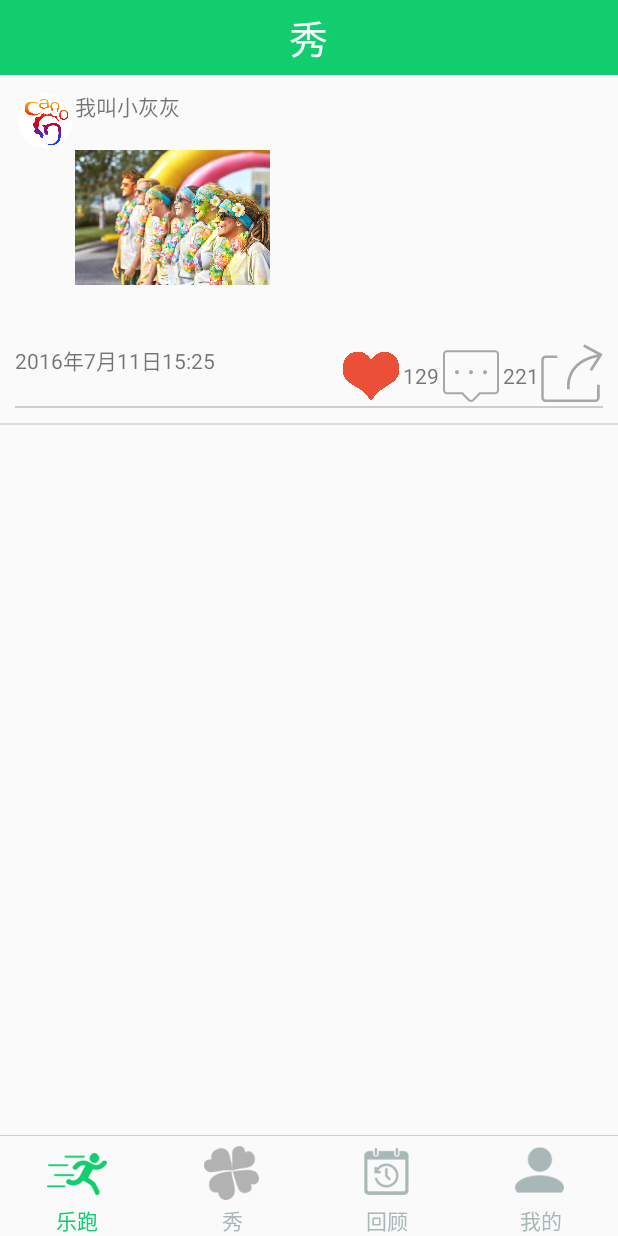
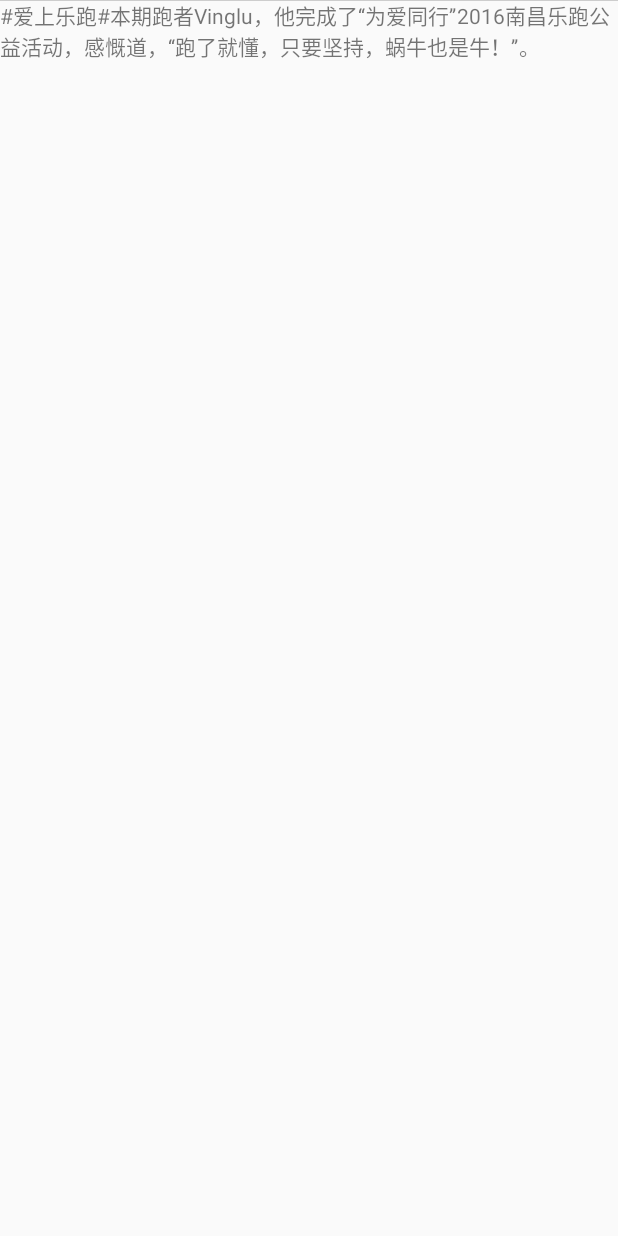
Before and after one commit to atenklsy/ColorRun, an Android app: the fragment showFragment placed in its activity, after a tap on "我叫小灰灰", on a phone screen of 412 x 824 dp. Run offline under Robolectric (Android 15) with nearby library versions, the phone set to English and light mode, and no system bars.

Commit message:
修改秀模块的图片设置

```diff
--- a/app/src/main/java/com/mengshitech/colorrun/adapter/LeRunListViewAdapter.java
+++ b/app/src/main/java/com/mengshitech/colorrun/adapter/LeRunListViewAdapter.java
@@ -47,7 +47,7 @@ public class LeRunListViewAdapter extends BaseAdapter {
 		LeRunEntity mLeRunEntity = getItem(position);
 		ViewHolder holder = null;
 		if (convertView == null) {
-			convertView = View.inflate(mActivity, R.layout.item_lerunlistview,
+			convertView = View.inflate(mActivity, R.layout.item_lerun_listview,
 					null);
 			holder = new ViewHolder();
 			holder.ivLeRunBackground = (ImageView) convertView
--- a/app/src/main/java/com/mengshitech/colorrun/adapter/ShowAdapter.java
+++ b/app/src/main/java/com/mengshitech/colorrun/adapter/ShowAdapter.java
@@ -1,6 +1,8 @@
 package com.mengshitech.colorrun.adapter;
 
 import android.app.Activity;
+import android.os.Bundle;
+import android.support.v4.app.FragmentManager;
 import android.view.View;
 import android.view.ViewGroup;
 import android.widget.AdapterView;
@@ -11,20 +13,24 @@ import android.widget.TextView;
 
 import com.mengshitech.colorrun.R;
 import com.mengshitech.colorrun.bean.ShowEntity;
+import com.mengshitech.colorrun.fragment.show.showDetailFragment;
 import com.mengshitech.colorrun.utils.Utility;
 
 import java.util.List;
 
-public class ShowAdapter extends BaseAdapter implements AdapterView.OnItemClickListener{
+public class ShowAdapter extends BaseAdapter implements AdapterView.OnItemClickListener {
+    FragmentManager fm;
+    ShowEntity mShowEntity;
     private List<ShowEntity> mShowList;
     private ListView mListView;
     private Activity mActivity;
 
     public ShowAdapter(Activity activity, List<ShowEntity> showList,
-                       ListView listView) {
+                       ListView listView, FragmentManager fm) {
         mActivity = activity;
         mShowList = showList;
         mListView = listView;
+        this.fm = fm;
     }
 
     @Override
@@ -44,7 +50,7 @@ public class ShowAdapter extends BaseAdapter implements AdapterView.OnItemClickL
 
     @Override
     public View getView(int position, View convertView, ViewGroup parent) {
-        ShowEntity mShowEntity = getItem(position);
+        mShowEntity = getItem(position);
         // 上面是该了getItem的方法，让她返回一个HistoryEntity类型的对象
         // HistoryEntity mHistoryEntity = mHistotyList.get(position);
         ViewHolder holder = null;
@@ -64,6 +70,7 @@ public class ShowAdapter extends BaseAdapter implements AdapterView.OnItemClickL
                     .findViewById(R.id.tvSendTime);
             holder.tvShow_Heart = (TextView) convertView
                     .findViewById(R.id.tvShow_Heart);
+
             holder.tvShow_Comment = (TextView) convertView
                     .findViewById(R.id.tvShow_Comment);
             holder.tvShow_Share = (TextView) convertView
@@ -80,13 +87,23 @@ public class ShowAdapter extends BaseAdapter implements AdapterView.OnItemClickL
         holder.tvShow_Heart.setText(mShowEntity.getTvShow_Heart());
         holder.tvShow_Comment.setText(mShowEntity.getTvShow_Comment());
         holder.tvShow_Share.setText(mShowEntity.getTvShow_Share());
+        /**
+         * 改变drawable的大小
+         */
+        Utility.changeDrawable(holder.tvShow_Heart, R.mipmap.show_heart, 0);
+        Utility.changeDrawable(holder.tvShow_Comment, R.mipmap.show_comment, 0);
+        Utility.changeDrawable(holder.tvShow_Share, R.mipmap.show_share, 0);
         mListView.setOnItemClickListener(this);
         return convertView;
     }
 
     @Override
     public void onItemClick(AdapterView<?> parent, View view, int position, long id) {
-//        Utility.replaceFragment();
+        showDetailFragment mShowDetailFragment = new showDetailFragment();
+        Bundle args = new Bundle();
+        args.putSerializable("mShowEntity", mShowEntity);
+        mShowDetailFragment.setArguments(args);
+        Utility.replace2DetailFragment(fm, mShowDetailFragment);
     }
 
     class ViewHolder {
--- /dev/null
+++ b/app/src/main/java/com/mengshitech/colorrun/fragment/show/showDetailFragment.java
@@ -0,0 +1,37 @@
+package com.mengshitech.colorrun.fragment.show;
+
+import android.util.Log;
+import android.view.View;
+import android.widget.TextView;
+
+import com.mengshitech.colorrun.R;
+import com.mengshitech.colorrun.bean.ShowEntity;
+import com.mengshitech.colorrun.fragment.BaseFragment;
+
+/**
+ * Created by atenklsy on 2016/7/14 22:03.
+ * E-address:atenk@qq.com.
+ */
+public class showDetailFragment extends BaseFragment {
+    View showDetailView;
+    TextView tvContent;
+
+    @Override
+    public View initView() {
+        showDetailView = View.inflate(getActivity(), R.layout.fragment_showdetail, null);
+        findById();
+        initDatas();
+        return showDetailView;
+    }
+
+
+    private void findById() {
+        tvContent = (TextView) showDetailView.findViewById(R.id.tvContent);
+    }
+
+    private void initDatas() {
+        ShowEntity mShowEntity = (ShowEntity) getArguments().getSerializable("mShowEntity");
+        Log.d("atenklsy","mShowEntity的数据"+mShowEntity.getTvShow_UserName());
+        tvContent.setText(mShowEntity.getTvWordContent());
+    }
+}
--- a/app/src/main/java/com/mengshitech/colorrun/fragment/show/showFragment.java
+++ b/app/src/main/java/com/mengshitech/colorrun/fragment/show/showFragment.java
@@ -4,6 +4,7 @@ package com.mengshitech.colorrun.fragment.show;
 import android.app.Activity;
 import android.os.Bundle;
 import android.support.v4.app.Fragment;
+import android.support.v4.app.FragmentManager;
 import android.view.LayoutInflater;
 import android.view.View;
 import android.view.ViewGroup;
@@ -47,7 +48,8 @@ public class showFragment extends Fragment {
      * 加载数据
      */
     private void initDatas() {
-        lvShowContent.setAdapter(new ShowAdapter(mActivity, mShowList, lvShowContent));
+        FragmentManager fm = getActivity().getSupportFragmentManager();
+        lvShowContent.setAdapter(new ShowAdapter(mActivity, mShowList, lvShowContent,fm));
     }
 
     /**
@@ -59,7 +61,7 @@ public class showFragment extends Fragment {
         mShowEntity1.setIvUserHead(R.mipmap.image_head);
         mShowEntity1.setTvShow_UserName("我叫小灰灰");
         mShowEntity1.setIvShowPic(R.mipmap.historybackground);
-        mShowEntity1.setTvShow_Comment("#爱上乐跑#本期跑者Vinglu，他完成了“为爱同行”2016南昌乐跑公益活动，感慨道，“跑了就懂，只要坚持，蜗牛也是牛！”。");
+        mShowEntity1.setTvWordContent("#爱上乐跑#本期跑者Vinglu，他完成了“为爱同行”2016南昌乐跑公益活动，感慨道，“跑了就懂，只要坚持，蜗牛也是牛！”。");
         mShowEntity1.setTvSendTime("2016年7月11日15:25");
         mShowEntity1.setTvShow_Heart("129");
         mShowEntity1.setTvShow_Comment("221");
--- a/app/src/main/java/com/mengshitech/colorrun/utils/Utility.java
+++ b/app/src/main/java/com/mengshitech/colorrun/utils/Utility.java
@@ -1,10 +1,13 @@
 package com.mengshitech.colorrun.utils;
 
+import android.graphics.drawable.Drawable;
 import android.support.v4.app.Fragment;
 import android.support.v4.app.FragmentManager;
 import android.view.View;
+import android.widget.TextView;
 
 import com.mengshitech.colorrun.MainActivity;
+import com.mengshitech.colorrun.MyApplication;
 import com.mengshitech.colorrun.R;
 
 /**
@@ -12,6 +15,7 @@ import com.mengshitech.colorrun.R;
  * E-address:atenk@qq.com.
  */
 public class Utility {
+
     public static void replace2DetailFragment(FragmentManager fragmentManager, Fragment fragment) {
         //跳转到子fragment，需要隐藏RadioGroup
         fragmentManager.beginTransaction().replace(R.id.flMain, fragment).addToBackStack(null).commit();
@@ -26,7 +30,30 @@ public class Utility {
      */
 
     public static void replace2MainFragment(FragmentManager fragmentManager, Fragment fragment) {
-        //主页面四个fragment互相跳转，不需要隐藏RadioGrou
+        //主页面四个fragment互相跳转，不需要隐藏RadioGroup
         fragmentManager.beginTransaction().replace(R.id.flMain, fragment).addToBackStack(null).commit();
     }
+
+    public static void changeDrawable(TextView textView, int Rdrawable, int direction) {
+
+        Drawable drawable = MyApplication.getContext().getResources().getDrawable(Rdrawable);
+        drawable.setBounds(0, 0, 45, 45); //前两个参数是距上面、左边的距离。后面两个参数是drawable的宽度和高度
+        switch (direction) {
+            case 0:
+                textView.setCompoundDrawables(drawable, null, null, null);//画在左边
+                break;
+            case 1:
+                textView.setCompoundDrawables(null, drawable, null, null);//画在上边
+                break;
+            case 2:
+                textView.setCompoundDrawables(null, null, drawable, null);//画在右边
+                break;
+            case 3:
+                textView.setCompoundDrawables(null, null, null, drawable);//画在下边
+                break;
+            default:
+                break;
+        }
+
+    }
 }
--- /dev/null
+++ b/app/src/main/res/layout/fragment_showdetail.xml
@@ -0,0 +1,10 @@
+<?xml version="1.0" encoding="utf-8"?>
+<LinearLayout xmlns:android="http://schemas.android.com/apk/res/android"
+    android:orientation="vertical" android:layout_width="match_parent"
+    android:layout_height="match_parent">
+    <TextView
+        android:id="@+id/tvContent"
+        android:layout_width="wrap_content"
+        android:layout_height="wrap_content" />
+
+</LinearLayout>
--- a/app/src/main/res/layout/item_show_listview.xml
+++ b/app/src/main/res/layout/item_show_listview.xml
@@ -15,9 +15,10 @@
         android:id="@+id/tvShow_UserName"
         android:layout_width="wrap_content"
         android:layout_height="wrap_content"
-        android:layout_centerInParent="@+id/ivShow_UserHead"
-        android:layout_toRightOf="@+id/ivShow_UserHead"
-        android:text="我是卡乐跑" />
+        android:layout_marginTop="10dp"
+        android:text="@string/tvShow_username"
+        android:layout_alignParentTop="true"
+        android:layout_toEndOf="@+id/ivShow_UserHead" />
 
     <ImageView
         android:id="@+id/ivShowPic"
@@ -34,16 +35,14 @@
         android:layout_height="wrap_content"
         android:layout_below="@+id/ivShowPic"
         android:layout_marginBottom="10dp"
-        android:layout_marginTop="10dp"
-        />
+        android:text="@string/ShowWord"
+        android:layout_marginTop="10dp" />
 
     <TextView
         android:id="@+id/tvSendTime"
         android:layout_width="wrap_content"
-
         android:layout_height="wrap_content"
         android:layout_below="@+id/tvWordContent"
-
         android:text="2小时前" />
 
     <TextView
@@ -61,6 +60,7 @@
         android:layout_width="wrap_content"
         android:layout_height="wrap_content"
         android:layout_below="@+id/tvWordContent"
+        android:layout_marginLeft="5dp"
         android:layout_toLeftOf="@+id/tvShow_Share"
         android:drawableLeft="@mipmap/show_comment"
         android:gravity="center"
@@ -71,15 +71,17 @@
         android:layout_width="wrap_content"
         android:layout_height="wrap_content"
         android:layout_alignParentRight="true"
+        android:layout_marginLeft="5dp"
         android:layout_below="@+id/tvWordContent"
         android:drawableLeft="@mipmap/show_share"
         android:gravity="center" />
 
-    <View
-        android:layout_width="match_parent"
-        android:layout_height="1dp"
-        android:layout_alignParentBottom="true"
-        android:background="@color/ViewLine" />
+    <!--<View-->
+        <!--android:layout_width="match_parent"-->
+        <!--android:layout_height="1dp"-->
+        <!--android:layout_alignParentBottom="true"-->
+        <!--android:layout_marginTop="5dp"-->
+        <!--android:background="@color/ViewLine" />-->
 
 
 </RelativeLayout>
--- a/app/src/main/res/values/strings.xml
+++ b/app/src/main/res/values/strings.xml
@@ -1,4 +1,5 @@
 <resources>
     <string name="app_name">ColorRun</string>
     <string name="ShowWord">"#爱上乐跑#本期跑者Vinglu，他完成了“为爱同行”2016南昌乐跑公益活动，感慨道，“跑了就懂，只要坚持，蜗牛也是牛！”。"</string>
+    <string name="tvShow_username">我是卡乐跑</string>
 </resources>
```
Also changed, not shown: app/src/main/res/layout/item_lerun_listview.xml (renamed from app/src/main/res/layout/item_lerunlistview.xml).
